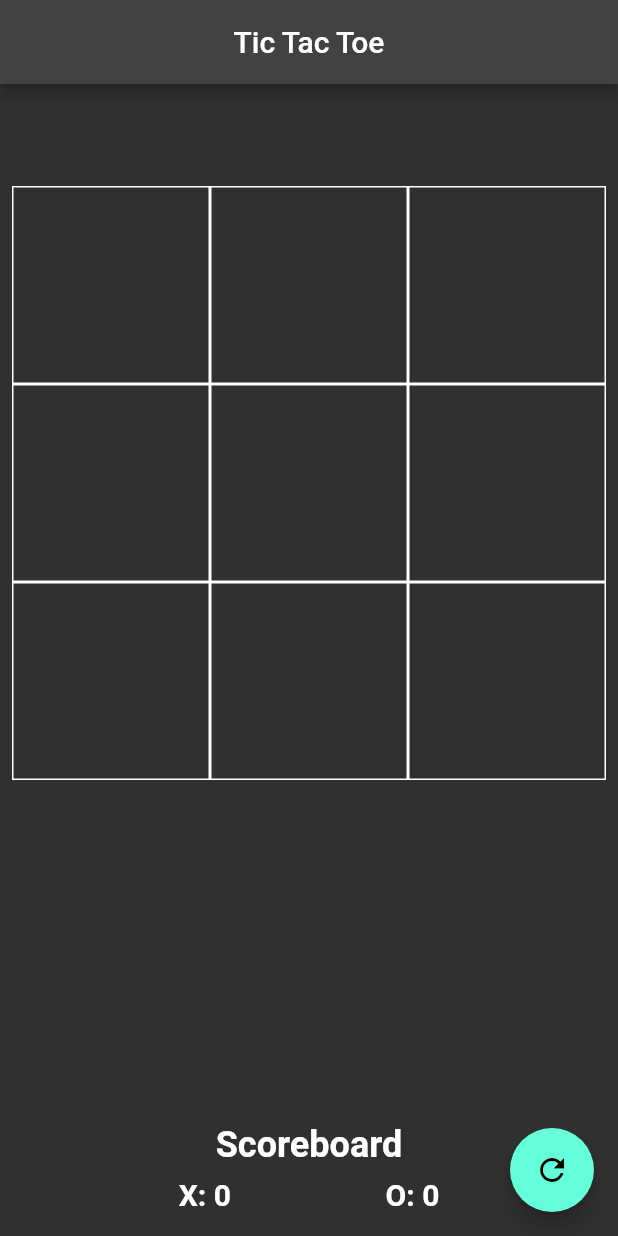
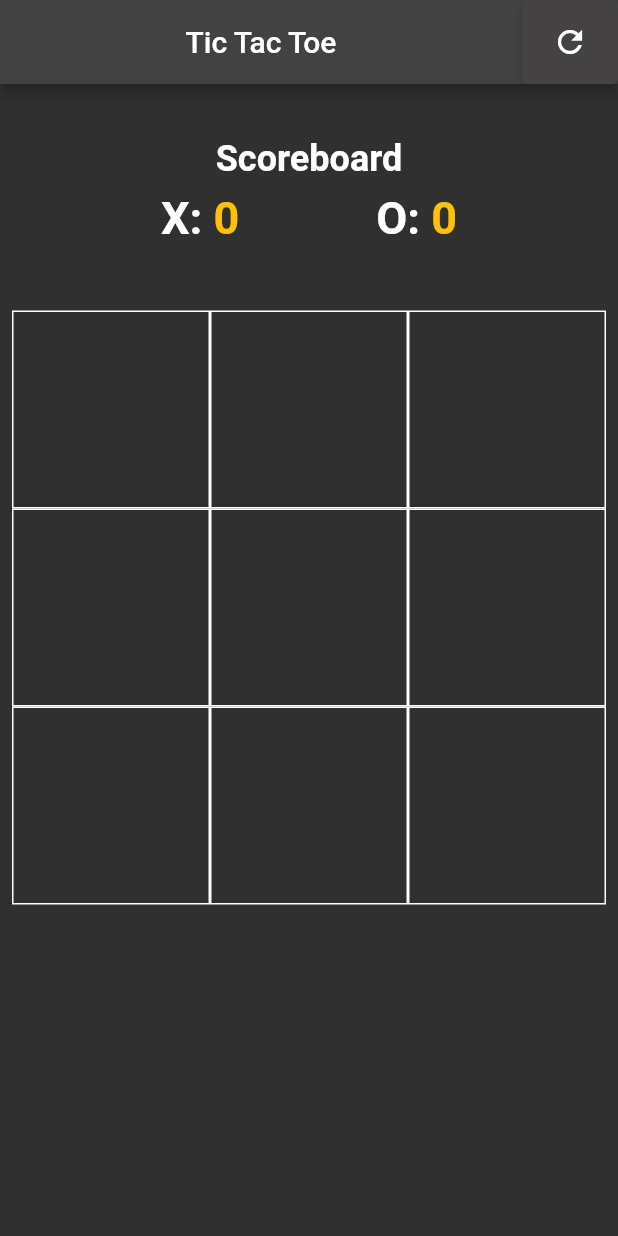
Before and after one commit to NomanShariq/Tic-Tac-Toe-Game, a Flutter app: the screen it shows after launch, on a phone screen of 412 x 824 dp. Run offline on Flutter 3.47's test engine with Material 2 defaults, Android fonts, the phone set to English and light mode, and no system bars.

Commit message:
All Styling done for now

```diff
--- a/lib/screen/tictactoe_screen.dart
+++ b/lib/screen/tictactoe_screen.dart
@@ -83,12 +83,89 @@ class _TicTacToeGameState extends State<TicTacToeGame> {
   Widget build(BuildContext context) {
     return Scaffold(
       appBar: AppBar(
-        title: const Center(child: Text('Tic Tac Toe')),
+        title: const Center(
+          child: Text(
+            'Tic Tac Toe',
+          ),
+        ),
+        actions: [
+          ElevatedButton(
+            onPressed: _resetScoreboard,
+            style: ElevatedButton.styleFrom(
+              backgroundColor: const Color.fromARGB(255, 68, 66, 66),
+            ),
+            // tooltip: 'Reset Scoreboard',
+            child: const Icon(
+              Icons.refresh,
+            ),
+          ),
+        ],
       ),
       body: Column(
         children: [
           const SizedBox(
-            height: 60,
+            height: 20,
+          ),
+          Container(
+            margin: const EdgeInsets.all(16),
+            child: Column(
+              children: [
+                const Text(
+                  'Scoreboard',
+                  style: TextStyle(
+                    fontSize: 24,
+                    fontWeight: FontWeight.bold,
+                  ),
+                ),
+                const SizedBox(height: 8),
+                Row(
+                  mainAxisAlignment: MainAxisAlignment.spaceEvenly,
+                  children: [
+                    Row(
+                      children: [
+                        const Text(
+                          'X: ',
+                          style: TextStyle(
+                            fontSize: 30,
+                            fontWeight: FontWeight.bold,
+                          ),
+                        ),
+                        Text(
+                          '$_xScore',
+                          style: const TextStyle(
+                            fontSize: 30,
+                            color: Colors.amber,
+                            fontWeight: FontWeight.bold,
+                          ),
+                        ),
+                      ],
+                    ),
+                    Row(
+                      children: [
+                        const Text(
+                          'O: ',
+                          style: TextStyle(
+                            fontSize: 30,
+                            fontWeight: FontWeight.bold,
+                          ),
+                        ),
+                        Text(
+                          '$_oScore',
+                          style: const TextStyle(
+                            fontSize: 30,
+                            color: Colors.amber,
+                            fontWeight: FontWeight.bold,
+                          ),
+                        ),
+                      ],
+                    ),
+                  ],
+                ),
+              ],
+            ),
+          ),
+          const SizedBox(
+            height: 20,
           ),
           Expanded(
             child: GridView.builder(
@@ -110,6 +187,7 @@ class _TicTacToeGameState extends State<TicTacToeGame> {
                       child: Text(
                         _board![index],
                         style: const TextStyle(
+                          color: Colors.amber,
                           fontSize: 64,
                         ),
                       ),
@@ -117,40 +195,6 @@ class _TicTacToeGameState extends State<TicTacToeGame> {
                   ),
                 );
               },
-            ),
-          ),
-          Container(
-            margin: const EdgeInsets.all(16),
-            child: Column(
-              children: [
-                const Text(
-                  'Scoreboard',
-                  style: TextStyle(
-                    fontSize: 24,
-                    fontWeight: FontWeight.bold,
-                  ),
-                ),
-                const SizedBox(height: 8),
-                Row(
-                  mainAxisAlignment: MainAxisAlignment.spaceEvenly,
-                  children: [
-                    Text(
-                      'X: $_xScore',
-                      style: const TextStyle(
-                        fontSize: 20,
-                        fontWeight: FontWeight.bold,
-                      ),
-                    ),
-                    Text(
-                      'O: $_oScore',
-                      style: const TextStyle(
-                        fontSize: 20,
-                        fontWeight: FontWeight.bold,
-                      ),
-                    ),
-                  ],
-                ),
-              ],
             ),
           ),
           _winner != null
@@ -167,7 +211,13 @@ class _TicTacToeGameState extends State<TicTacToeGame> {
                       ),
                       ElevatedButton(
                         onPressed: _resetGame,
-                        child: const Text('Play Again'),
+                        style: ElevatedButton.styleFrom(
+                          backgroundColor: Colors.white,
+                          foregroundColor: Colors.black,
+                        ),
+                        child: const Text(
+                          'Play Again',
+                        ),
                       ),
                     ],
                   ),
@@ -175,11 +225,6 @@ class _TicTacToeGameState extends State<TicTacToeGame> {
               : Container(),
         ],
       ),
-      floatingActionButton: FloatingActionButton(
-        onPressed: _resetScoreboard,
-        tooltip: 'Reset Scoreboard',
-        child: const Icon(Icons.refresh),
-      ),
     );
   }
 }
```
